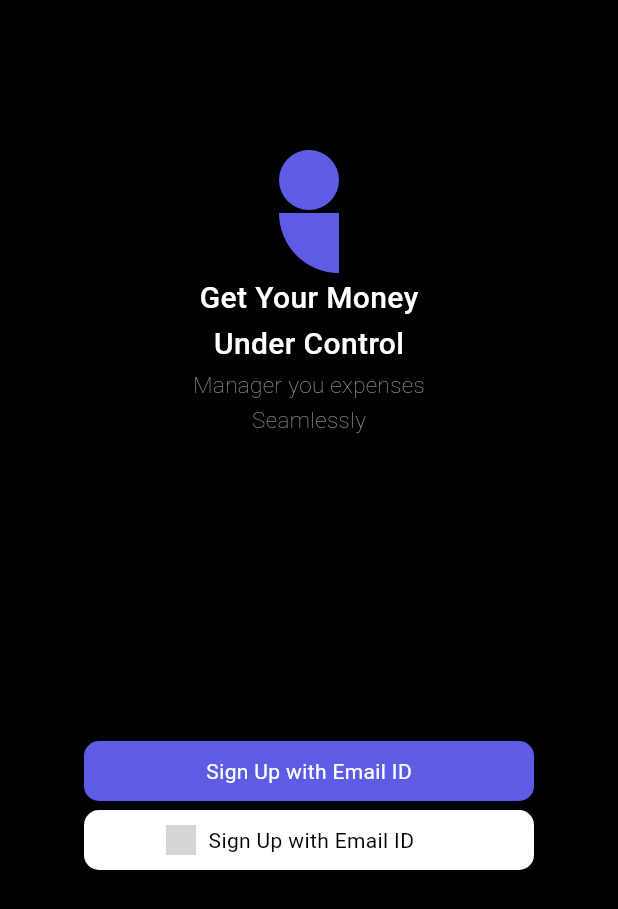
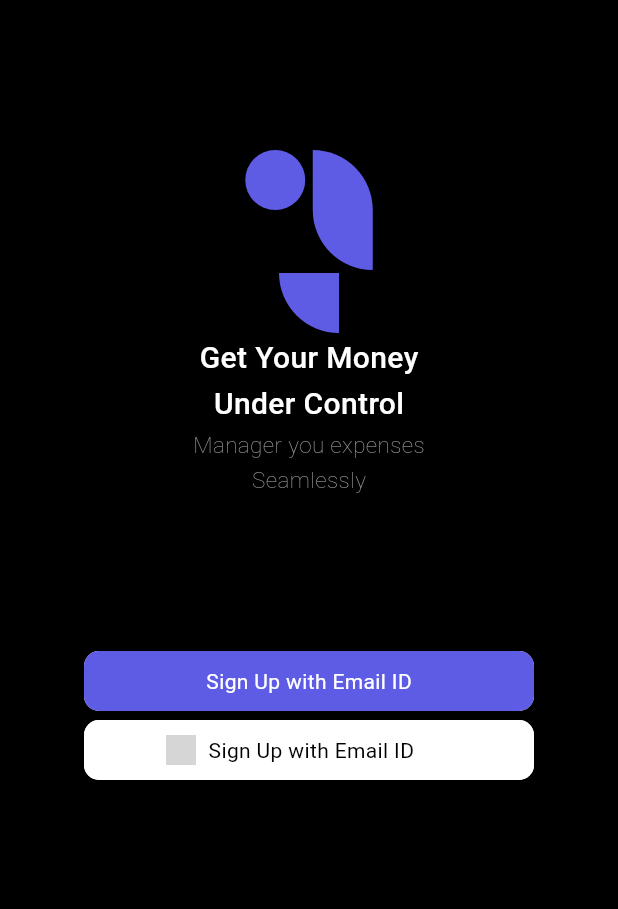
Before and after one commit to devJunr/finances-manager-frontend, a Flutter app: the screen it shows after launch, on a phone screen of 412 x 824 dp. Shown: the top 909 px of the screen. Run offline on Flutter 3.47's test engine with Material 3 defaults, Android fonts, the phone set to English and light mode, and no system bars; network calls fail; grey boxes are pictures that could not be loaded.

Commit message:
feat: Transforma containers de login, em botões

```diff
--- a/lib/main.dart
+++ b/lib/main.dart
@@ -18,15 +18,33 @@
             child: Column(
               spacing: 2,
               children: [
+                Row(
+                  mainAxisAlignment: MainAxisAlignment.center,
+                  crossAxisAlignment: CrossAxisAlignment.start,
+                  spacing: 5,
+                  children: [
                     Container(
                       width: 40,
                       height: 40,
                       decoration: BoxDecoration(
                         color: Color.fromRGBO(94, 92, 228, 1),
-                    borderRadius: BorderRadius.all(Radius.circular(150)),
+                        borderRadius: BorderRadius.all(Radius.circular(100)),
                       ),
                     ),
-
+                    Container(
+                      width: 40,
+                      height: 80,
+                      decoration: BoxDecoration(
+                        color: Color.fromRGBO(94, 92, 228, 1),
+                        borderRadius: BorderRadius.only(
+                          topRight: Radius.circular(100),
+                          bottomLeft: Radius.circular(100),
+                        ),
+                      ),
+                    ),
+                  ],
+                ),
+                // Elemento 4 à direita
                 Container(
                   width: 40,
                   height: 40,
@@ -73,8 +91,17 @@
                         fontWeight: FontWeight.w100,
                       ),
                     ),
-                    SizedBox(height: 200, width: 400),
-                    Container(
+
+                    SizedBox(height: 100, width: 400),
+                    Material(
+                      borderRadius: BorderRadius.all(Radius.circular(10)),
+                      child: InkWell(
+                        onTap:
+                            () => {
+                              print("Botão de login com email ID clicado"),
+                            },
+                        borderRadius: BorderRadius.all(Radius.circular(10)),
+                        child: Container(
                           width: 300,
                           height: 40,
                           decoration: BoxDecoration(
@@ -91,16 +118,31 @@
                             ),
                           ),
                         ),
+                      ),
+                    ),
+
                     SizedBox(height: 2),
-                    Row(
+                    Material(
+                      borderRadius: BorderRadius.all(Radius.circular(10)),
+
+                      child: Row(
                         mainAxisAlignment: MainAxisAlignment.center,
+                        mainAxisSize: MainAxisSize.min,
                         children: [
-                        Container(
+                          InkWell(
+                            borderRadius: BorderRadius.all(Radius.circular(10)),
+                            onTap:
+                                () => {
+                                  print("Botão de login com google clicado"),
+                                },
+                            child: Container(
                               width: 300,
                               height: 40,
                               decoration: BoxDecoration(
                                 color: Color.fromRGBO(255, 255, 255, 1),
-                            borderRadius: BorderRadius.all(Radius.circular(10)),
+                                borderRadius: BorderRadius.all(
+                                  Radius.circular(10),
+                                ),
                               ),
 
                               child: Row(
@@ -122,7 +164,9 @@
                                 ],
                               ),
                             ),
+                          ),
                         ],
+                      ),
                     ),
                   ],
                 ),
```
Lines whose indentation alone changed are shown as unchanged.
